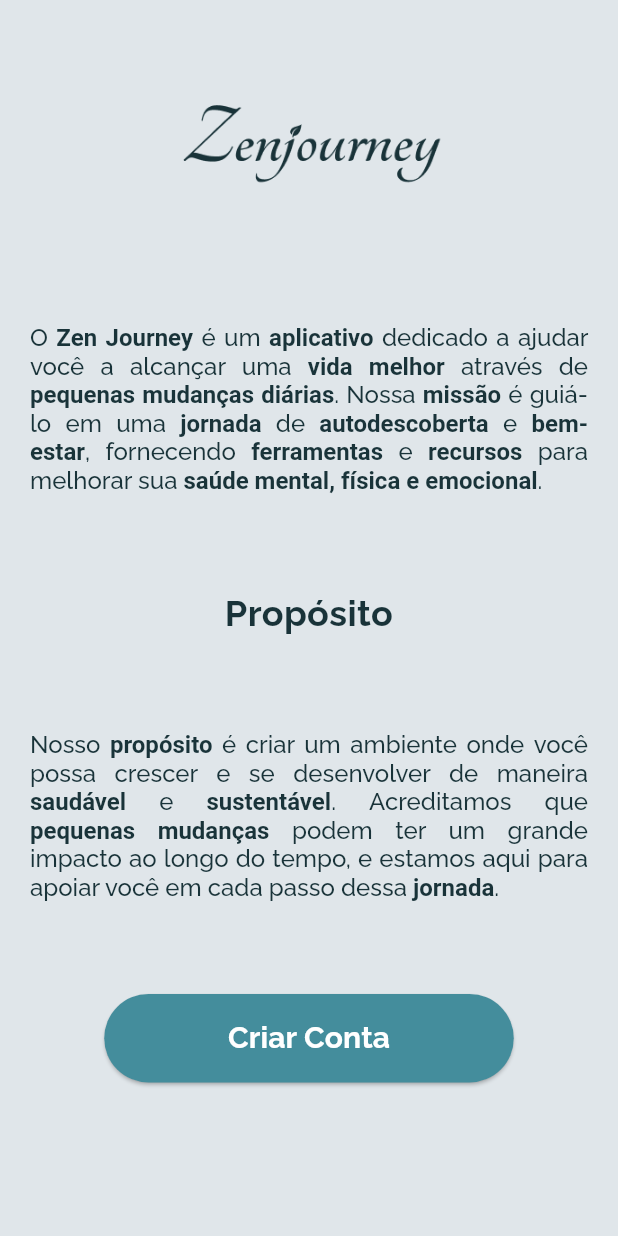
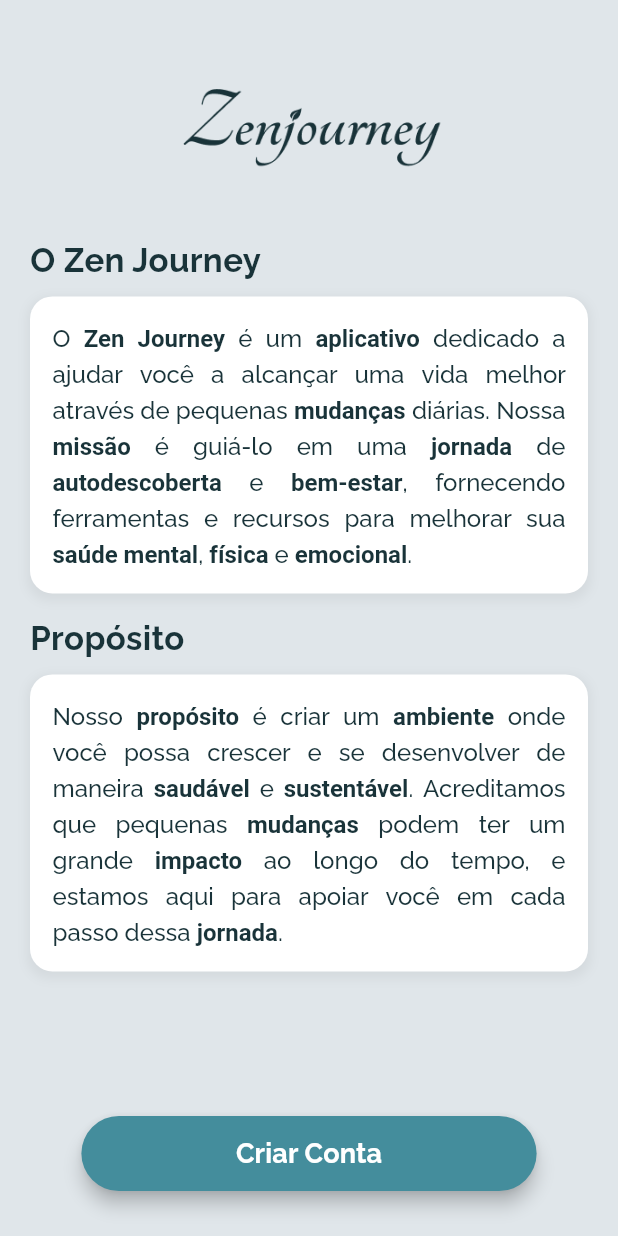
Before and after one commit to YBraga35/aplicativo-bem-estar, a Flutter app: the Sobre screen opened by its route, on a phone screen of 412 x 824 dp. Run offline on Flutter 3.47's test engine with Material 3 defaults, Android fonts, the phone set to English and light mode, and no system bars; our stand-ins replace firebase_auth, firebase_core, flutter_masked_text2, logger; missing offline and left inert: flutter_carousel_slider; accounts and stored records are empty; generated files the repository leaves out were written again.

Commit message:
Atualiza dependências do projeto, substitui carousel_slider por flutter_carousel_slider e ajusta a implementação do carrossel na tela de rastreamento de hábitos. Adiciona margem superior e corrige a cor do texto na tela de preferências de trilhas.

```diff
--- a/lib/views/home/habit_tracking_screen.dart
+++ b/lib/views/home/habit_tracking_screen.dart
@@ -1,5 +1,5 @@
 import 'package:flutter/material.dart';
-import 'package:carousel_slider/carousel_slider.dart';
+import 'package:flutter_carousel_slider/carousel_slider.dart';
 
 class HabitTrackingScreen extends StatelessWidget {
   const HabitTrackingScreen({super.key});
@@ -113,18 +113,19 @@ class HabitTrackingScreen extends StatelessWidget {
                             ),
                           ],
                         ),
-                        child: CarouselSlider(
-                          options: CarouselOptions(
-                            height: 120,
-                            autoPlay: true,
-                            enlargeCenterPage: true,
-                            viewportFraction: 1.0,
+                        child: CarouselSlider.builder(
+                          slideBuilder: (index) {
+                            return _buildCarouselItem(
+                              'Trilha ${index + 1}',
+                              _getSubtitle(index),
+                            );
+                          },
+                          unlimitedMode: true,
+                          slideTransform: CubeTransform(),
+                          slideIndicator: CircularSlideIndicator(
+                            padding: EdgeInsets.only(bottom: 16),
                           ),
-                          items: [
-                            _buildCarouselItem('Trilha 1', '80% de Completiude'),
-                            _buildCarouselItem('Trilha 2', '90% de Comprometimento'),
-                            _buildCarouselItem('Trilha 3', '70% de Completiude'),
-                          ],
+                          itemCount: 3,
                         ),
                       ),
                     ),
@@ -302,4 +303,17 @@ class HabitTrackingScreen extends StatelessWidget {
       ),
     );
   }
+
+  static String _getSubtitle(int index) {
+    switch (index) {
+      case 0:
+        return '80% de Completiude';
+      case 1:
+        return '90% de Comprometimento';
+      case 2:
+        return '70% de Completiude';
+      default:
+        return '';
+    }
+  }
 }
--- a/lib/views/start/sobre.dart
+++ b/lib/views/start/sobre.dart
@@ -11,161 +11,60 @@ class Sobre extends StatelessWidget {
 
     return Scaffold(
       backgroundColor: Color(0xFFE0E6EA),
-      body: Container(
-        padding: EdgeInsets.symmetric(horizontal: 20.0),
-        width: screenWidth,
-        height: screenHeight,
+      body: Padding(
+        padding: EdgeInsets.symmetric(horizontal: 20.0, vertical: 20.0),
         child: Column(
-          mainAxisAlignment: MainAxisAlignment.spaceAround,
+          // Center the content vertically
+          mainAxisAlignment: MainAxisAlignment.start,
+          crossAxisAlignment: CrossAxisAlignment.center,
           children: [
-            Image.asset(
-              'assets/images/logo.png',
+            // Logo
+            Container(
               width: screenWidth * 0.6,
               height: screenHeight * 0.15,
-            ),
-            RichText(
-              textAlign: TextAlign.justify,
-              text: TextSpan(
-                style: TextStyle(
-                  fontSize: 16,
-                  fontFamily: 'Raleway',
-                  color: Color(0xFF193339),
+              decoration: BoxDecoration(
+                image: DecorationImage(
+                  image: AssetImage('assets/images/logo.png'),
+                  fit: BoxFit.contain,
                 ),
-                children: [
-                  TextSpan(text: 'O '),
-                  TextSpan(
-                    text: 'Zen Journey',
-                    style: TextStyle(fontWeight: FontWeight.bold),
-                  ),
-                  TextSpan(text: ' é um '),
-                  TextSpan(
-                    text: 'aplicativo',
-                    style: TextStyle(fontWeight: FontWeight.bold),
-                  ),
-                  TextSpan(
-                      text:
-                          ' dedicado a ajudar você a alcançar uma '),
-                  TextSpan(
-                    text: 'vida melhor',
-                    style: TextStyle(fontWeight: FontWeight.bold),
-                  ),
-                  TextSpan(text: ' através de '),
-                  TextSpan(
-                    text: 'pequenas mudanças diárias',
-                    style: TextStyle(fontWeight: FontWeight.bold),
-                  ),
-                  TextSpan(text: '. Nossa '),
-                  TextSpan(
-                    text: 'missão',
-                    style: TextStyle(fontWeight: FontWeight.bold),
-                  ),
-                  TextSpan(text: ' é guiá-lo em uma '),
-                  TextSpan(
-                    text: 'jornada',
-                    style: TextStyle(fontWeight: FontWeight.bold),
-                  ),
-                  TextSpan(text: ' de '),
-                  TextSpan(
-                    text: 'autodescoberta',
-                    style: TextStyle(fontWeight: FontWeight.bold),
-                  ),
-                  TextSpan(text: ' e '),
-                  TextSpan(
-                    text: 'bem-estar',
-                    style: TextStyle(fontWeight: FontWeight.bold),
-                  ),
-                  TextSpan(text: ', fornecendo '),
-                  TextSpan(
-                    text: 'ferramentas',
-                    style: TextStyle(fontWeight: FontWeight.bold),
-                  ),
-                  TextSpan(text: ' e '),
-                  TextSpan(
-                    text: 'recursos',
-                    style: TextStyle(fontWeight: FontWeight.bold),
-                  ),
-                  TextSpan(text: ' para melhorar sua '),
-                  TextSpan(
-                    text: 'saúde mental, física e emocional',
-                    style: TextStyle(fontWeight: FontWeight.bold),
-                  ),
-                  TextSpan(text: '.'),
-                ],
               ),
             ),
-            Text(
-              'Propósito',
-              style: TextStyle(
-                fontSize: 24,
-                fontFamily: 'Raleway',
-                fontWeight: FontWeight.bold,
-                color: Color(0xFF193339),
-              ),
-              textAlign: TextAlign.center,
+            SizedBox(height: 15),
+            // Sobre o Zen Journey
+            _buildSectionTitle('O Zen Journey'),
+            SizedBox(height: 8),
+            _buildSectionContent(
+              'O Zen Journey é um aplicativo dedicado a ajudar você a alcançar uma vida melhor através de pequenas mudanças diárias. Nossa missão é guiá-lo em uma jornada de autodescoberta e bem-estar, fornecendo ferramentas e recursos para melhorar sua saúde mental, física e emocional.',
             ),
-            RichText(
-              textAlign: TextAlign.justify,
-              text: TextSpan(
-                style: TextStyle(
-                  fontSize: 16,
-                  fontFamily: 'Raleway',
-                  color: Color(0xFF193339),
-                ),
-                children: [
-                  TextSpan(text: 'Nosso '),
-                  TextSpan(
-                    text: 'propósito',
-                    style: TextStyle(fontWeight: FontWeight.bold),
-                  ),
-                  TextSpan(
-                      text:
-                          ' é criar um ambiente onde você possa crescer e se desenvolver de maneira '),
-                  TextSpan(
-                    text: 'saudável',
-                    style: TextStyle(fontWeight: FontWeight.bold),
-                  ),
-                  TextSpan(text: ' e '),
-                  TextSpan(
-                    text: 'sustentável',
-                    style: TextStyle(fontWeight: FontWeight.bold),
-                  ),
-                  TextSpan(
-                      text:
-                          '. Acreditamos que '),
-                  TextSpan(
-                    text: 'pequenas mudanças',
-                    style: TextStyle(fontWeight: FontWeight.bold),
-                  ),
-                  TextSpan(
-                      text:
-                          ' podem ter um grande impacto ao longo do tempo, e estamos aqui para apoiar você em cada passo dessa '),
-                  TextSpan(
-                    text: 'jornada',
-                    style: TextStyle(fontWeight: FontWeight.bold),
-                  ),
-                  TextSpan(text: '.'),
-                ],
-              ),
+            SizedBox(height: 15),
+            // Propósito
+            _buildSectionTitle('Propósito'),
+            SizedBox(height: 8),
+            _buildSectionContent(
+              'Nosso propósito é criar um ambiente onde você possa crescer e se desenvolver de maneira saudável e sustentável. Acreditamos que pequenas mudanças podem ter um grande impacto ao longo do tempo, e estamos aqui para apoiar você em cada passo dessa jornada.',
             ),
+            Spacer(),
+            // Botão Criar Conta
             ElevatedButton(
               onPressed: () {
                 Navigator.pushNamed(context, AppRoutes.authenticate);
               },
               style: ElevatedButton.styleFrom(
                 padding: EdgeInsets.symmetric(
-                  horizontal: screenWidth * 0.2,
-                  vertical: 15,
+                  horizontal: screenWidth * 0.25,
+                  vertical: 12,
                 ),
-                backgroundColor: const Color(0xFF448D9C),
+                backgroundColor: Color(0xFF448D9C),
                 shape: RoundedRectangleBorder(
                   borderRadius: BorderRadius.circular(30),
                 ),
+                elevation: 5,
               ),
-              child: const Text(
+              child: Text(
                 'Criar Conta',
                 style: TextStyle(
                   fontFamily: 'Raleway',
-                  fontSize: 20,
+                  fontSize: 18,
                   fontWeight: FontWeight.bold,
                   color: Colors.white,
                 ),
@@ -177,4 +76,115 @@ class Sobre extends StatelessWidget {
       ),
     );
   }
+
+  // Widget para o título das seções
+  Widget _buildSectionTitle(String title) {
+    return Align(
+      alignment: Alignment.centerLeft,
+      child: Text(
+        title,
+        style: TextStyle(
+          fontSize: 22,
+          fontFamily: 'Raleway',
+          fontWeight: FontWeight.bold,
+          color: Color(0xFF193339),
+        ),
+      ),
+    );
+  }
+
+  // Widget para o conteúdo das seções com palavras em negrito
+  Widget _buildSectionContent(String content) {
+    return Container(
+      padding: EdgeInsets.all(15.0),
+      decoration: BoxDecoration(
+        color: Colors.white,
+        borderRadius: BorderRadius.circular(15),
+        boxShadow: [
+          BoxShadow(
+            color: Colors.black.withOpacity(0.05),
+            spreadRadius: 2,
+            blurRadius: 5,
+            offset: Offset(0, 3),
+          ),
+        ],
+      ),
+      child: RichText(
+        text: TextSpan(
+          style: TextStyle(
+            fontSize: 16,
+            fontWeight: FontWeight.w500,
+            fontFamily: 'Raleway',
+            color: Color(0xFF193339),
+            height: 1.5,
+          ),
+          children: _buildRichText(content),
+        ),
+        textAlign: TextAlign.justify,
+      ),
+    );
+  }
+
+  // Função para criar TextSpans com palavras em negrito
+  List<TextSpan> _buildRichText(String content) {
+    // Lista de palavras a serem destacadas em negrito
+    List<String> boldWords = [
+      'Zen Journey',
+      'aplicativo',
+      'missão',
+      'autodescoberta',
+      'bem-estar',
+      'saúde mental',
+      'física',
+      'emocional',
+      'propósito',
+      'ambiente',
+      'saudável',
+      'sustentável',
+      'mudanças',
+      'impacto',
+      'jornada',
+    ];
+
+    List<TextSpan> spans = [];
+    String remaining = content;
+
+    while (remaining.isNotEmpty) {
+      // Encontrar o próximo índice de qualquer palavra em negrito
+      int nearestIndex = remaining.length;
+      String? nearestWord;
+      for (String word in boldWords) {
+        int index = remaining.toLowerCase().indexOf(word.toLowerCase());
+        if (index != -1 && index < nearestIndex) {
+          nearestIndex = index;
+          nearestWord = word;
+        }
+      }
+
+      if (nearestWord == null) {
+        // Nenhuma palavra em negrito encontrada, adicionar o restante do texto
+        spans.add(TextSpan(text: remaining));
+        break;
+      }
+
+      if (nearestIndex > 0) {
+        // Adicionar o texto antes da palavra em negrito
+        spans.add(TextSpan(text: remaining.substring(0, nearestIndex)));
+      }
+
+      // Adicionar a palavra em negrito
+      int wordLength = nearestWord.length;
+      spans.add(
+        TextSpan(
+          text: remaining.substring(nearestIndex, nearestIndex + wordLength),
+          style: TextStyle(fontWeight: FontWeight.bold),
+        ),
+      );
+
+      // Atualizar o texto restante
+      remaining = remaining.substring(nearestIndex + wordLength);
+    }
+
+    return spans;
+  }
 }
--- a/lib/views/starting_trails/trail_preference.dart
+++ b/lib/views/starting_trails/trail_preference.dart
@@ -131,6 +131,7 @@ class _TrilhasState extends State<Trilhas> {
     return Center(
       child: Container(
         constraints: BoxConstraints(maxWidth: 300),
+        margin: EdgeInsets.only(top: 10), // Aumenta a margem superior
         child: Card(
           color: isSelected ? Color(0xFF193339) : Color(0xFF448D9C),
           shape: RoundedRectangleBorder(borderRadius: BorderRadius.circular(10)),
@@ -146,7 +147,7 @@ class _TrilhasState extends State<Trilhas> {
               trailName,
               style: TextStyle(
                 fontSize: 18,
-                color: isSelected ? Colors.white : Colors.white,
+                color: Colors.white, // Corrigido para manter a cor consistente
                 fontWeight: FontWeight.bold,
                 fontFamily: 'Raleway',
               ),
--- a/pubspec.yaml
+++ b/pubspec.yaml
@@ -40,7 +40,8 @@ dependencies:
   logger: ^2.4.0
   firebase_auth: ^5.3.1
   flutter_masked_text2: 0.9.1
-  carousel_slider: ^4.2.1
+  flutter_carousel_slider: ^1.1.0
+  intl: ^0.18.0
 
 
 dev_dependencies:
```
Also changed, not shown: pubspec.lock.
